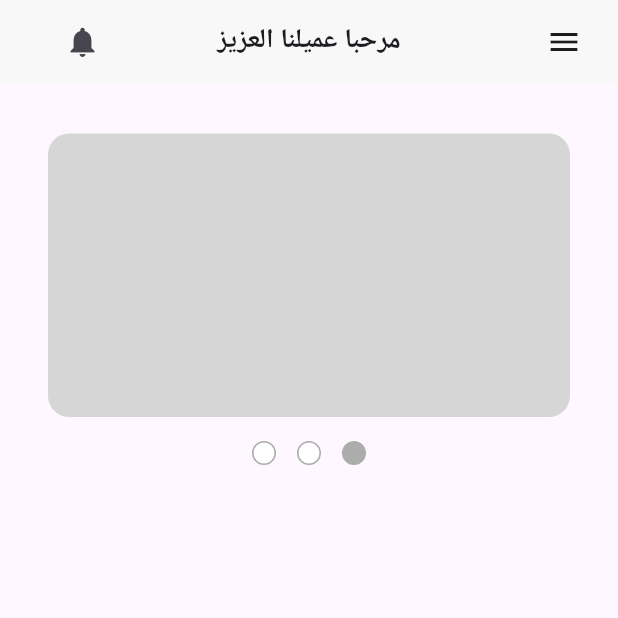
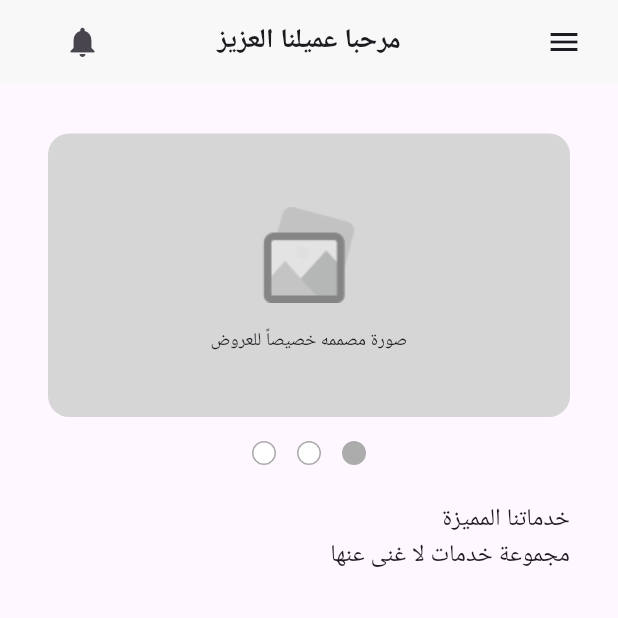
Before and after one commit to Salma-Ahmed3/ThePlattForm, a Flutter app: the screen it shows after launch, on a phone screen of 412 x 824 dp, the top half of it. Run offline on Flutter 3.47's test engine with Material 3 defaults, Android fonts, the phone set to English and light mode, and no system bars; Roboto replaces fonts that are missing (Alexandria).

Commit message:
update home screean

```diff
--- a/lib/Feauters/Home/Presentation/Views/Widgets/custom_photo.dart
+++ b/lib/Feauters/Home/Presentation/Views/Widgets/custom_photo.dart
@@ -1,18 +1,23 @@
 import 'package:flutter/widgets.dart';
+import 'package:nowproject/Feauters/Home/Presentation/Views/Widgets/custom_text_in_photo.dart';
 
 class CustomPhoto extends StatelessWidget {
   const CustomPhoto({super.key});
 
   @override
   Widget build(BuildContext context) {
-    return   Center(
-            child: Container(
-              width: 365,
-              height: 189,
-              decoration: BoxDecoration(
-                color: Color(0xffD6D6D6),
-                borderRadius: BorderRadius.circular(14), // Adjust the value as needed
-              ),
+    return Center(
+            child: Stack(
+              children: [ Container(
+                  width: 365,
+                  height: 189,
+                  decoration: BoxDecoration(
+                    color: const Color(0xffD6D6D6),
+                    borderRadius: BorderRadius.circular(14), // Adjust the value as needed
+                  ),
+                ),
+                const CustomTextInPhoto()
+              ],
             ),
           );
   }
--- /dev/null
+++ b/lib/Feauters/Home/Presentation/Views/Widgets/custom_text_in_photo.dart
@@ -0,0 +1,27 @@
+import 'package:flutter/material.dart';
+import 'package:nowproject/core/utils/app_text_style.dart';
+
+class CustomTextInPhoto extends StatelessWidget {
+  const CustomTextInPhoto({super.key});
+
+  @override
+  Widget build(BuildContext context) {
+    return
+         Center(
+
+           child: Column(
+             children: [
+              const SizedBox(
+                  height: 49,
+                ),
+                       Image.asset('assets/images/picture.png'),
+                       const SizedBox(
+                        height: 16,
+                       ),
+                       const Text('صورة مصممه خصيصاً للعروض',style: TextStyles.regular12),
+             ],
+           ),
+         );
+
+  }
+}
--- a/lib/Feauters/Home/Presentation/Views/Widgets/home_view_body.dart
+++ b/lib/Feauters/Home/Presentation/Views/Widgets/home_view_body.dart
@@ -1,6 +1,7 @@
 import 'package:flutter/material.dart';
 import 'package:nowproject/Feauters/Home/Presentation/Views/Widgets/custom_dot_circle.dart';
 import 'package:nowproject/Feauters/Home/Presentation/Views/Widgets/custom_photo.dart';
+import 'package:nowproject/core/utils/app_text_style.dart';
 
 class HomeViewBody extends StatelessWidget {
   const HomeViewBody({super.key});
@@ -8,17 +9,37 @@ class HomeViewBody extends StatelessWidget {
   @override
   Widget build(BuildContext context) {
     return const Padding(
-      padding:  EdgeInsets.symmetric(horizontal: 32),
+      padding: EdgeInsets.symmetric(horizontal: 32),
       child: Column(
-        crossAxisAlignment: CrossAxisAlignment.center,
         children: [
           SizedBox(height: 33,),
-        CustomPhoto(),
+          CustomPhoto(),
           SizedBox(height: 16,),
-
-        CustomDotCircle(),
+          CustomDotCircle(),
+          SizedBox(height: 24,),
+          DistinguishedServices(),
         ],
       ),
     );
   }
 }
+
+class DistinguishedServices extends StatelessWidget {
+  const DistinguishedServices({super.key});
+
+  @override
+  Widget build(BuildContext context) {
+    return const Column(
+      children: [
+        Align(
+          alignment: Alignment.centerRight,
+          child: Text('خدماتنا المميزة', style: TextStyles.regular16,),
+        ),
+        Align(
+          alignment: Alignment.centerRight,
+          child: Text('مجموعة خدمات لا غنى عنها', style: TextStyles.regular16,),
+        ),
+      ],
+    );
+  }
+}
--- a/lib/core/utils/app_text_style.dart
+++ b/lib/core/utils/app_text_style.dart
@@ -11,4 +11,14 @@ abstract class TextStyles {
     fontWeight: FontWeight.w600,
     fontSize: 18,
   );
+  static const TextStyle regular12 = TextStyle(
+    fontFamily: 'Alexandria',
+    fontWeight: FontWeight.w400,
+    fontSize: 12,
+  );
+  static const TextStyle regular16 = TextStyle(
+    fontFamily: 'Alexandria',
+    fontWeight: FontWeight.w400,
+    fontSize: 16,
+  );
 }
```
Also changed, not shown: pubspec.yaml (+4 -3 lines), assets/images/pic.png (added), assets/images/picture.png (added).
